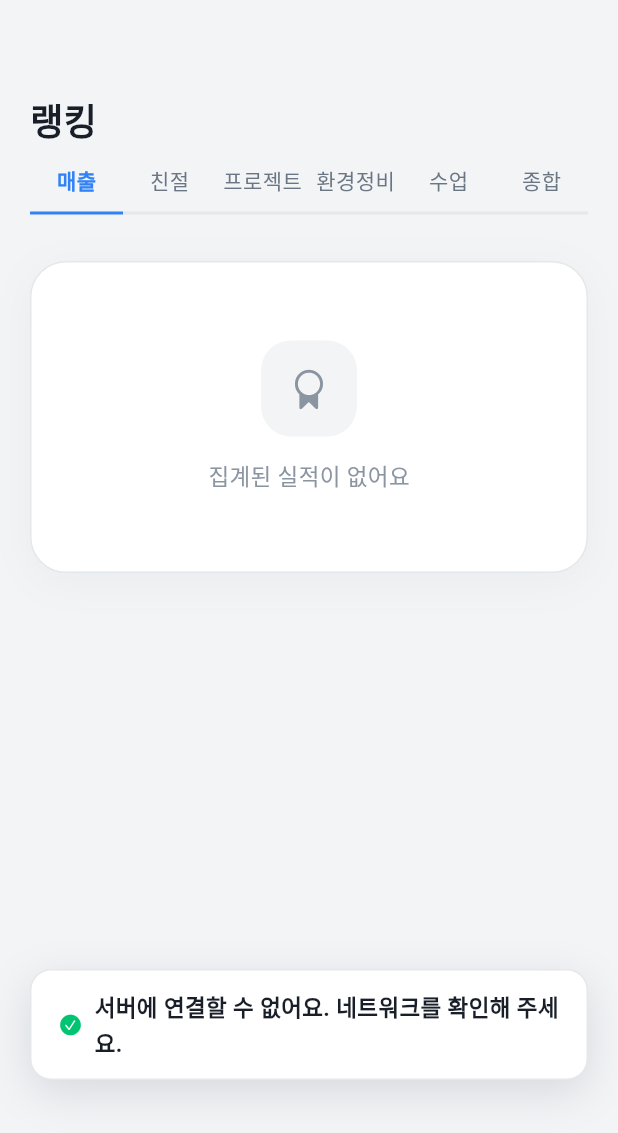
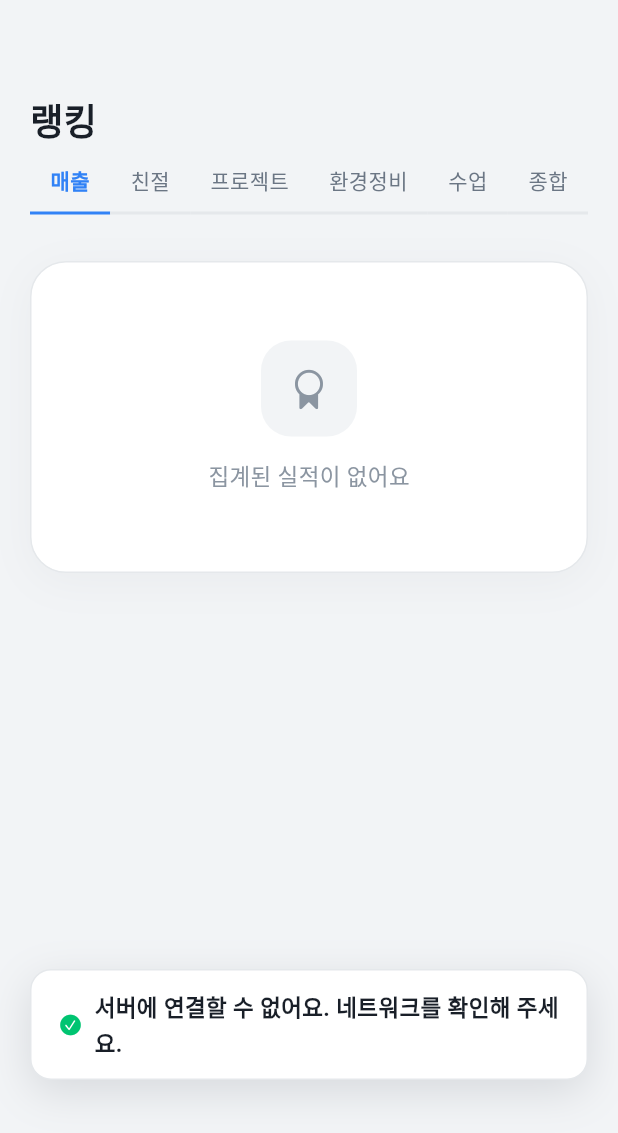
Before and after one commit to HiFIS-Team/HiFIS-App-V2, a Flutter app: the RankingScreen screen opened directly, on a phone screen of 412 x 824 dp. Shown: the top 1133 px of the screen. Run offline on Flutter 3.47's test engine with Material 3 defaults, Android fonts, the light colour scheme and no system bars; our stand-ins replace barcode_widget, dio, file_picker, shared_preferences; missing offline and left inert: cupertino_native, desktop_drop, gal; accounts and stored records are empty; network calls fail; Roboto replaces fonts that are missing (Pretendard).

Commit message:
fix: 폰 랭킹 탭의 글자 사이 간격을 균일하게
- 칸을 6등분하지 않고 글자 폭 + 동일 여백으로 계산
  (등분하면 프로젝트·환경정비는 붙고 매출·친절은 벌어졌다)
- 폭 측정은 굵은 글씨 기준 고정 — 탭 이동 시 글자가 흔들리지 않게
- 마지막 칸이 남는 폭을 흡수해 소수점 누적 넘침 방지
- 폭이 모자라면 예전처럼 등분으로 폴백

```diff
--- a/lib/features/ranking/ranking_pickers.dart
+++ b/lib/features/ranking/ranking_pickers.dart
@@ -4,23 +4,70 @@ part of 'ranking_screen.dart';
 // 항목 · 지점 고르기
 // ---------------------------------------------------------------------------
 
-/// 폰 항목 탭 — 항목 수만큼 균등하게 나눈 밑줄 탭 (업무 탭과 같은 결)
+/// 폰 항목 탭 — 밑줄 탭 (업무 탭과 같은 결)
 ///
 /// 알약을 늘어놓으면 화면 폭을 넘겨 옆으로 밀어야 하는데,
 /// 항목이 몇 개인지 한눈에 안 보인다. 한 화면에 다 세운다.
+///
+/// **칸을 6등분하지 않는다.** 등분하면 글자 길이가 달라서 남는 여백이
+/// 칸마다 달라진다 — `프로젝트`·`환경정비`(4자)는 칸을 꽉 채워 서로 붙고,
+/// `매출`·`친절`(2자)은 양옆이 남아 멀어 보였다 (실제로 그렇게 보였다).
+/// **칸 = 글자 폭 + 똑같은 여백**으로 잡으면 어느 두 글자 사이든 간격이 같다.
+/// 칸끼리는 여전히 붙어 있어서 **밑줄은 지금처럼 한 줄로 이어진다.**
 class _PhoneTabs extends StatelessWidget {
   _PhoneTabs({required this.selected, required this.onSelect});
 
   final int selected;
   final ValueChanged<int> onSelect;
 
+  /// 글자 폭을 잴 때 쓰는 스타일 — **늘 굵게** 잰다
+  ///
+  /// 고른 칸만 굵어지는데, 그때그때 재면 탭을 옮길 때마다 칸 폭이 달라져서
+  /// 글자들이 좌우로 흔들린다. 제일 넓은 상태로 고정해 둔다.
+  static TextStyle get _measureStyle =>
+      AppTextStyles.body2.copyWith(fontSize: 14, fontWeight: FontWeight.w700);
+
+  double _widthOf(String text, TextScaler scaler) {
+    final painter = TextPainter(
+      text: TextSpan(text: text, style: _measureStyle),
+      textDirection: TextDirection.ltr,
+      textScaler: scaler,
+      maxLines: 1,
+    )..layout();
+    return painter.width;
+  }
+
   @override
   Widget build(BuildContext context) {
+    final scaler = MediaQuery.textScalerOf(context);
+    final widths = [
+      for (final metric in _Metric.values) _widthOf(metric.short, scaler),
+    ];
+    final textTotal = widths.fold<double>(0, (sum, w) => sum + w);
+
+    return LayoutBuilder(
+      builder: (context, box) {
+        // 글자만으로도 폭이 모자라면(글자 크기를 크게 키운 기기) 예전처럼 등분한다.
+        // 그때는 `FittedBox` 가 줄여서 맞춘다 — 넘쳐서 잘리는 것보다 낫다.
+        final gap = (box.maxWidth - textTotal) / widths.length;
+        final last = _Metric.values.length - 1;
         return Row(
           children: [
             for (var i = 0; i < _Metric.values.length; i++)
-          Expanded(
-            child: Pressable(
+              // 마지막 칸은 남는 폭을 그대로 받는다 — 소수점이 쌓여 1px 넘치면
+              // 줄이 통째로 빨간 넘침 줄무늬가 된다
+              if (gap <= 0 || i == last)
+                Expanded(child: _tab(i))
+              else
+                SizedBox(width: widths[i] + gap, child: _tab(i)),
+          ],
+        );
+      },
+    );
+  }
+
+  Widget _tab(int i) {
+    return Pressable(
       onTap: () => onSelect(i),
       scale: 0.94,
       child: Container(
@@ -28,15 +75,13 @@ class _PhoneTabs extends StatelessWidget {
         decoration: BoxDecoration(
           border: Border(
             bottom: BorderSide(
-                      color: i == selected
-                          ? AppColors.primary
-                          : AppColors.gray100,
+              color: i == selected ? AppColors.primary : AppColors.gray100,
               width: 2,
             ),
           ),
         ),
         child: Center(
-                  // 칸보다 이름이 길면 줄여서 맞춘다
+          // 칸보다 이름이 길면 줄여서 맞춘다 (칸을 등분으로 되돌린 경우)
           child: FittedBox(
             fit: BoxFit.scaleDown,
             child: Text(
@@ -44,20 +89,13 @@ class _PhoneTabs extends StatelessWidget {
               maxLines: 1,
               style: AppTextStyles.body2.copyWith(
                 fontSize: 14,
-                        color: i == selected
-                            ? AppColors.primary
-                            : AppColors.gray500,
-                        fontWeight: i == selected
-                            ? FontWeight.w700
-                            : FontWeight.w500,
+                color: i == selected ? AppColors.primary : AppColors.gray500,
+                fontWeight: i == selected ? FontWeight.w700 : FontWeight.w500,
               ),
             ),
           ),
         ),
       ),
-            ),
-          ),
-      ],
     );
   }
 }
```
Lines whose indentation alone changed are shown as unchanged.
